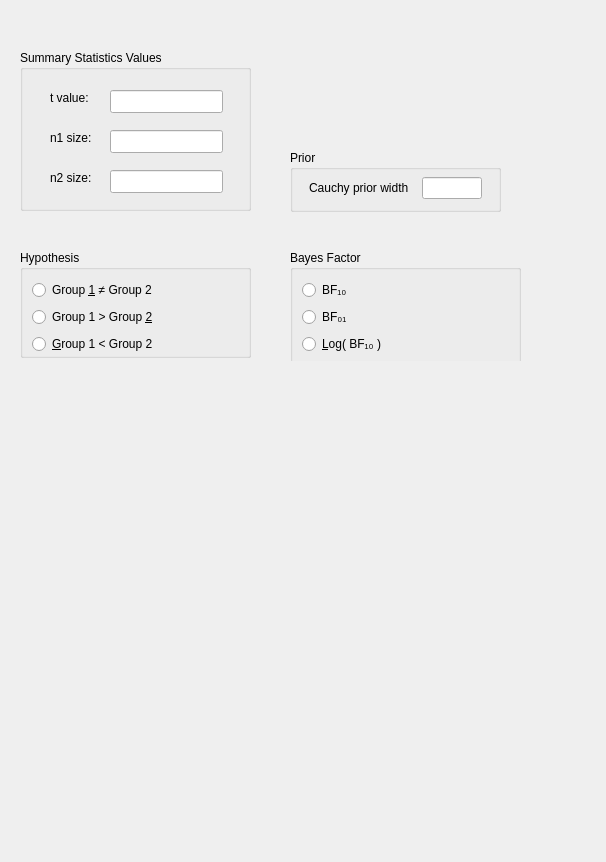
Qt form JASP-Desktop/analysisforms/bffromtform.ui (jasp-stats/jasp-desktop) before a commit.
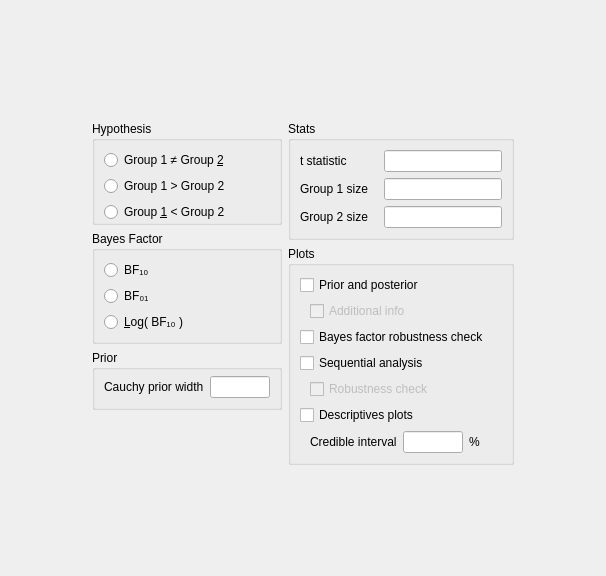
The same form after that commit. Custom widgets are drawn as their Qt base class.

Patch:
```diff
--- a/JASP-Desktop/analysisforms/bffromtform.ui
+++ b/JASP-Desktop/analysisforms/bffromtform.ui
@@ -7,118 +7,89 @@
     <x>0</x>
     <y>0</y>
     <width>606</width>
-    <height>862</height>
+    <height>576</height>
    </rect>
   </property>
-  <property name="minimumSize">
-   <size>
-    <width>400</width>
-    <height>0</height>
-   </size>
+  <property name="sizePolicy">
+   <sizepolicy hsizetype="Fixed" vsizetype="Preferred">
+    <horstretch>0</horstretch>
+    <verstretch>0</verstretch>
+   </sizepolicy>
   </property>
   <property name="windowTitle">
    <string>Form</string>
   </property>
-  <widget class="BoundGroupBox" name="groupBox">
-   <property name="geometry">
-    <rect>
-     <x>20</x>
-     <y>50</y>
-     <width>231</width>
-     <height>161</height>
-    </rect>
+  <layout class="QGridLayout" name="gridLayout">
+   <property name="verticalSpacing">
+    <number>0</number>
    </property>
-   <property name="title">
-    <string>Summary Statistics Values</string>
-   </property>
-   <widget class="BoundTextBox" name="tStatistic">
-    <property name="geometry">
-     <rect>
-      <x>90</x>
-      <y>40</y>
-      <width>113</width>
-      <height>23</height>
-     </rect>
-    </property>
-   </widget>
-   <widget class="BoundTextBox" name="n1Size">
-    <property name="geometry">
-     <rect>
-      <x>90</x>
-      <y>80</y>
-      <width>113</width>
-      <height>23</height>
-     </rect>
-    </property>
-   </widget>
-   <widget class="QLabel" name="label">
-    <property name="geometry">
-     <rect>
-      <x>30</x>
-      <y>40</y>
-      <width>59</width>
-      <height>15</height>
-     </rect>
-    </property>
-    <property name="text">
-     <string>t value:</string>
-    </property>
-   </widget>
-   <widget class="QLabel" name="label_2">
-    <property name="geometry">
-     <rect>
-      <x>30</x>
-      <y>80</y>
-      <width>59</width>
-      <height>15</height>
-     </rect>
-    </property>
-    <property name="text">
-     <string>n1 size:</string>
-    </property>
-   </widget>
-   <widget class="QLabel" name="label_3">
-    <property name="geometry">
-     <rect>
-      <x>30</x>
-      <y>120</y>
-      <width>59</width>
-      <height>15</height>
-     </rect>
-    </property>
-    <property name="text">
-     <string>n2 size:</string>
-    </property>
-   </widget>
-   <widget class="BoundTextBox" name="n2Size">
-    <property name="geometry">
-     <rect>
-      <x>90</x>
-      <y>120</y>
-      <width>113</width>
-      <height>23</height>
-     </rect>
-    </property>
-   </widget>
-  </widget>
-  <widget class="QWidget" name="widget" native="true">
-   <property name="geometry">
-    <rect>
-     <x>20</x>
-     <y>250</y>
-     <width>501</width>
-     <height>111</height>
-    </rect>
-   </property>
+   <item row="2" column="0">
+    <spacer name="verticalSpacer_2">
+     <property name="orientation">
+      <enum>Qt::Vertical</enum>
+     </property>
+     <property name="sizeHint" stdset="0">
+      <size>
+       <width>20</width>
+       <height>40</height>
+      </size>
+     </property>
+    </spacer>
+   </item>
+   <item row="1" column="0">
+    <widget class="QWidget" name="gridWidget" native="true">
+     <property name="sizePolicy">
+      <sizepolicy hsizetype="Fixed" vsizetype="Fixed">
+       <horstretch>0</horstretch>
+       <verstretch>0</verstretch>
+      </sizepolicy>
+     </property>
+     <layout class="QGridLayout" name="gridLayout_7">
+      <property name="leftMargin">
+       <number>0</number>
+      </property>
+      <property name="rightMargin">
+       <number>0</number>
+      </property>
+      <property name="bottomMargin">
+       <number>0</number>
+      </property>
+      <item row="0" column="0">
+       <widget class="QWidget" name="widget_2" native="true">
+        <property name="maximumSize">
+         <size>
+          <width>240</width>
+          <height>16777215</height>
+         </size>
+        </property>
+        <layout class="QGridLayout" name="gridLayout_5">
+         <property name="leftMargin">
+          <number>0</number>
+         </property>
+         <property name="topMargin">
+          <number>0</number>
+         </property>
+         <property name="rightMargin">
+          <number>0</number>
+         </property>
+         <property name="bottomMargin">
+          <number>0</number>
+         </property>
+         <item row="7" column="0">
+          <spacer name="verticalSpacer">
+           <property name="orientation">
+            <enum>Qt::Vertical</enum>
+           </property>
+           <property name="sizeHint" stdset="0">
+            <size>
+             <width>20</width>
+             <height>40</height>
+            </size>
+           </property>
+          </spacer>
+         </item>
+         <item row="1" column="0">
    <widget class="BoundGroupBox" name="hypothesis">
-    <property name="geometry">
-     <rect>
-      <x>0</x>
-      <y>0</y>
-      <width>231</width>
-      <height>108</height>
-     </rect>
-    </property>
     <property name="title">
      <string>Hypothesis</string>
     </property>
@@ -138,7 +109,7 @@
         </sizepolicy>
        </property>
        <property name="text">
-        <string>&amp;Group 1 &lt; Group 2</string>
+               <string>Group &amp;1 &lt; Group 2</string>
        </property>
       </widget>
      </item>
@@ -151,7 +122,20 @@
         </sizepolicy>
        </property>
        <property name="text">
-        <string>Group 1 &gt; Group &amp;2</string>
+               <string>Group 1 &gt; Group 2</string>
+              </property>
+             </widget>
+            </item>
+            <item row="0" column="0">
+             <widget class="QRadioButton" name="_1twoTailed">
+              <property name="sizePolicy">
+               <sizepolicy hsizetype="Fixed" vsizetype="Fixed">
+                <horstretch>0</horstretch>
+                <verstretch>0</verstretch>
+               </sizepolicy>
+              </property>
+              <property name="text">
+               <string>Group 1 ≠ Group &amp;2</string>
        </property>
       </widget>
      </item>
@@ -168,8 +152,20 @@
        </property>
       </spacer>
      </item>
+           </layout>
+          </widget>
+         </item>
+         <item row="3" column="0">
+          <widget class="GroupBox" name="groupBox">
+           <property name="title">
+            <string>Prior</string>
+           </property>
+           <layout class="QGridLayout" name="gridLayout_11">
+            <property name="topMargin">
+             <number>6</number>
+            </property>
      <item row="0" column="0">
-      <widget class="QRadioButton" name="_1TwoTailed">
+             <widget class="QLabel" name="label">
        <property name="sizePolicy">
         <sizepolicy hsizetype="Fixed" vsizetype="Fixed">
          <horstretch>0</horstretch>
@@ -177,21 +173,37 @@
         </sizepolicy>
        </property>
        <property name="text">
-        <string>Group &amp;1 ≠ Group 2</string>
+               <string>Cauchy prior width</string>
+              </property>
+             </widget>
+            </item>
+            <item row="0" column="1">
+             <widget class="BoundTextBox" name="priorWidth">
+              <property name="sizePolicy">
+               <sizepolicy hsizetype="Fixed" vsizetype="Preferred">
+                <horstretch>0</horstretch>
+                <verstretch>0</verstretch>
+               </sizepolicy>
+              </property>
+              <property name="minimumSize">
+               <size>
+                <width>60</width>
+                <height>0</height>
+               </size>
+              </property>
+              <property name="maximumSize">
+               <size>
+                <width>60</width>
+                <height>16777215</height>
+               </size>
        </property>
       </widget>
      </item>
     </layout>
    </widget>
+         </item>
+         <item row="2" column="0">
    <widget class="BoundGroupBox" name="bayesFactorType">
-    <property name="geometry">
-     <rect>
-      <x>270</x>
-      <y>0</y>
-      <width>231</width>
-      <height>117</height>
-     </rect>
-    </property>
     <property name="title">
      <string>Bayes Factor</string>
     </property>
@@ -253,47 +265,91 @@
      </item>
     </layout>
    </widget>
-  </widget>
-  <widget class="GroupBox" name="groupBox_2">
-   <property name="geometry">
-    <rect>
-     <x>290</x>
-     <y>150</y>
-     <width>211</width>
-     <height>62</height>
-    </rect>
-   </property>
-   <property name="title">
-    <string>Prior</string>
-   </property>
-   <layout class="QGridLayout" name="gridLayout_11">
-    <property name="topMargin">
-     <number>6</number>
-    </property>
-    <item row="0" column="2">
-     <widget class="BoundTextBox" name="priorWidth">
+         </item>
+        </layout>
+       </widget>
+      </item>
+      <item row="0" column="1">
+       <widget class="QWidget" name="widget_3" native="true">
       <property name="sizePolicy">
-       <sizepolicy hsizetype="Fixed" vsizetype="Preferred">
+         <sizepolicy hsizetype="Preferred" vsizetype="Preferred">
         <horstretch>0</horstretch>
         <verstretch>0</verstretch>
        </sizepolicy>
       </property>
-      <property name="minimumSize">
-       <size>
-        <width>60</width>
-        <height>0</height>
-       </size>
-      </property>
-      <property name="maximumSize">
-       <size>
-        <width>60</width>
-        <height>16777215</height>
-       </size>
-      </property>
-     </widget>
-    </item>
+        <layout class="QGridLayout" name="gridLayout_2">
+         <property name="leftMargin">
+          <number>0</number>
+         </property>
+         <property name="topMargin">
+          <number>0</number>
+         </property>
+         <property name="rightMargin">
+          <number>0</number>
+         </property>
+         <property name="bottomMargin">
+          <number>0</number>
+         </property>
+         <item row="0" column="0" colspan="2">
+          <widget class="GroupBox" name="groupBox_7">
+           <property name="title">
+            <string>Stats</string>
+           </property>
+           <layout class="QGridLayout" name="gridLayout_3">
+            <item row="2" column="0">
+             <widget class="QLabel" name="label_6">
+              <property name="text">
+               <string>Group 2 size   </string>
+              </property>
+             </widget>
+            </item>
+            <item row="1" column="0">
+             <widget class="QLabel" name="label_5">
+              <property name="text">
+               <string>Group 1 size   </string>
+              </property>
+             </widget>
+            </item>
+            <item row="1" column="1">
+             <widget class="BoundTextBox" name="n1Size"/>
+            </item>
     <item row="0" column="1">
+             <widget class="BoundTextBox" name="tStatistic"/>
+            </item>
+            <item row="0" column="0">
      <widget class="QLabel" name="label_4">
+              <property name="text">
+               <string>t statistic</string>
+              </property>
+             </widget>
+            </item>
+            <item row="2" column="1">
+             <widget class="BoundTextBox" name="n2Size"/>
+            </item>
+           </layout>
+          </widget>
+         </item>
+         <item row="1" column="0" colspan="2">
+          <widget class="GroupBox" name="plotsGroup">
+           <property name="title">
+            <string>Plots</string>
+           </property>
+           <layout class="QGridLayout" name="gridLayout_4">
+            <item row="5" column="0">
+             <widget class="QWidget" name="widget_4" native="true">
+              <property name="maximumSize">
+               <size>
+                <width>16</width>
+                <height>16777215</height>
+               </size>
+              </property>
+             </widget>
+            </item>
+            <item row="5" column="1" colspan="4">
+             <widget class="BoundCheckBox" name="plotSequentialAnalysisRobustness">
+              <property name="enabled">
+               <bool>false</bool>
+              </property>
       <property name="sizePolicy">
        <sizepolicy hsizetype="Fixed" vsizetype="Fixed">
         <horstretch>0</horstretch>
@@ -301,12 +357,167 @@
        </sizepolicy>
       </property>
       <property name="text">
-       <string>Cauchy prior width</string>
+               <string>Robustness check</string>
       </property>
      </widget>
     </item>
-   </layout>
-  </widget>
+            <item row="6" column="0" colspan="3">
+             <widget class="BoundCheckBox" name="descriptivesPlots">
+              <property name="sizePolicy">
+               <sizepolicy hsizetype="Fixed" vsizetype="Fixed">
+                <horstretch>0</horstretch>
+                <verstretch>0</verstretch>
+               </sizepolicy>
+              </property>
+              <property name="text">
+               <string>Descriptives plots</string>
+              </property>
+             </widget>
+            </item>
+            <item row="0" column="0" colspan="3">
+             <widget class="BoundCheckBox" name="plotPriorAndPosterior">
+              <property name="sizePolicy">
+               <sizepolicy hsizetype="Fixed" vsizetype="Fixed">
+                <horstretch>0</horstretch>
+                <verstretch>0</verstretch>
+               </sizepolicy>
+              </property>
+              <property name="text">
+               <string>Prior and posterior</string>
+              </property>
+             </widget>
+            </item>
+            <item row="4" column="0" colspan="3">
+             <widget class="BoundCheckBox" name="plotSequentialAnalysis">
+              <property name="sizePolicy">
+               <sizepolicy hsizetype="Fixed" vsizetype="Fixed">
+                <horstretch>0</horstretch>
+                <verstretch>0</verstretch>
+               </sizepolicy>
+              </property>
+              <property name="text">
+               <string>Sequential analysis</string>
+              </property>
+             </widget>
+            </item>
+            <item row="3" column="0" colspan="3">
+             <widget class="BoundCheckBox" name="plotBayesFactorRobustness">
+              <property name="sizePolicy">
+               <sizepolicy hsizetype="Fixed" vsizetype="Fixed">
+                <horstretch>0</horstretch>
+                <verstretch>0</verstretch>
+               </sizepolicy>
+              </property>
+              <property name="text">
+               <string>Bayes factor robustness check</string>
+              </property>
+             </widget>
+            </item>
+            <item row="2" column="1" colspan="4">
+             <widget class="BoundCheckBox" name="plotPriorAndPosteriorAdditionalInfo">
+              <property name="enabled">
+               <bool>false</bool>
+              </property>
+              <property name="sizePolicy">
+               <sizepolicy hsizetype="Fixed" vsizetype="Fixed">
+                <horstretch>0</horstretch>
+                <verstretch>0</verstretch>
+               </sizepolicy>
+              </property>
+              <property name="text">
+               <string>Additional info</string>
+              </property>
+             </widget>
+            </item>
+            <item row="7" column="1">
+             <widget class="QWidget" name="horizontalWidget" native="true">
+              <layout class="QHBoxLayout" name="horizontalLayout">
+               <property name="leftMargin">
+                <number>0</number>
+               </property>
+               <property name="topMargin">
+                <number>0</number>
+               </property>
+               <property name="rightMargin">
+                <number>0</number>
+               </property>
+               <property name="bottomMargin">
+                <number>0</number>
+               </property>
+               <item>
+                <widget class="QLabel" name="label_2">
+                 <property name="sizePolicy">
+                  <sizepolicy hsizetype="Fixed" vsizetype="Fixed">
+                   <horstretch>0</horstretch>
+                   <verstretch>0</verstretch>
+                  </sizepolicy>
+                 </property>
+                 <property name="text">
+                  <string>Credible interval</string>
+                 </property>
+                </widget>
+               </item>
+               <item>
+                <widget class="BoundTextBox" name="descriptivesPlotsCredibleInterval">
+                 <property name="sizePolicy">
+                  <sizepolicy hsizetype="Fixed" vsizetype="Preferred">
+                   <horstretch>0</horstretch>
+                   <verstretch>0</verstretch>
+                  </sizepolicy>
+                 </property>
+                 <property name="minimumSize">
+                  <size>
+                   <width>60</width>
+                   <height>0</height>
+                  </size>
+                 </property>
+                 <property name="maximumSize">
+                  <size>
+                   <width>60</width>
+                   <height>16777215</height>
+                  </size>
+                 </property>
+                </widget>
+               </item>
+               <item>
+                <widget class="QLabel" name="label_3">
+                 <property name="sizePolicy">
+                  <sizepolicy hsizetype="Fixed" vsizetype="Fixed">
+                   <horstretch>0</horstretch>
+                   <verstretch>0</verstretch>
+                  </sizepolicy>
+                 </property>
+                 <property name="text">
+                  <string>%</string>
+                 </property>
+                </widget>
+               </item>
+              </layout>
+             </widget>
+            </item>
+           </layout>
+          </widget>
+         </item>
+        </layout>
+       </widget>
+      </item>
+     </layout>
+    </widget>
+   </item>
+   <item row="0" column="0">
+    <spacer name="verticalSpacer_3">
+     <property name="orientation">
+      <enum>Qt::Vertical</enum>
+     </property>
+     <property name="sizeHint" stdset="0">
+      <size>
+       <width>20</width>
+       <height>20</height>
+      </size>
+     </property>
+    </spacer>
+   </item>
+  </layout>
  </widget>
  <customwidgets>
   <customwidget>
@@ -326,6 +537,11 @@
    <header>widgets/boundgroupbox.h</header>
    <container>1</container>
   </customwidget>
+  <customwidget>
+   <class>BoundCheckBox</class>
+   <extends>QCheckBox</extends>
+   <header>widgets/boundcheckbox.h</header>
+  </customwidget>
  </customwidgets>
  <resources/>
  <connections/>
```
Left out of the diff: 45 changed lines with no effect on the pictures. Lines whose indentation alone changed are shown as unchanged.
